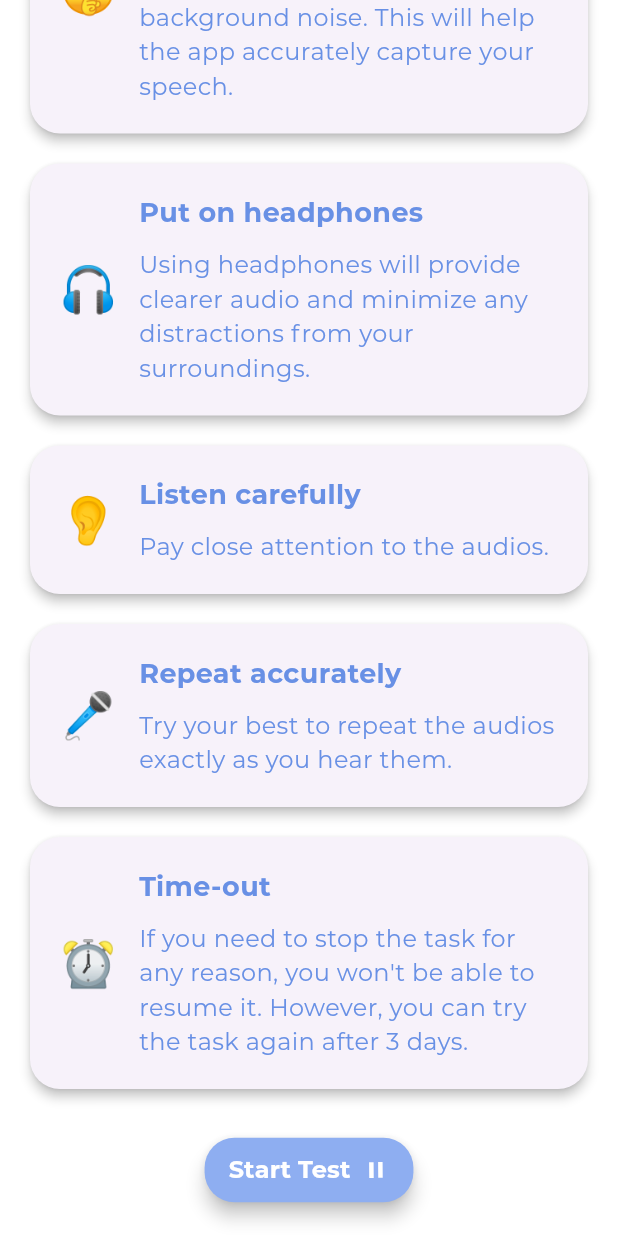
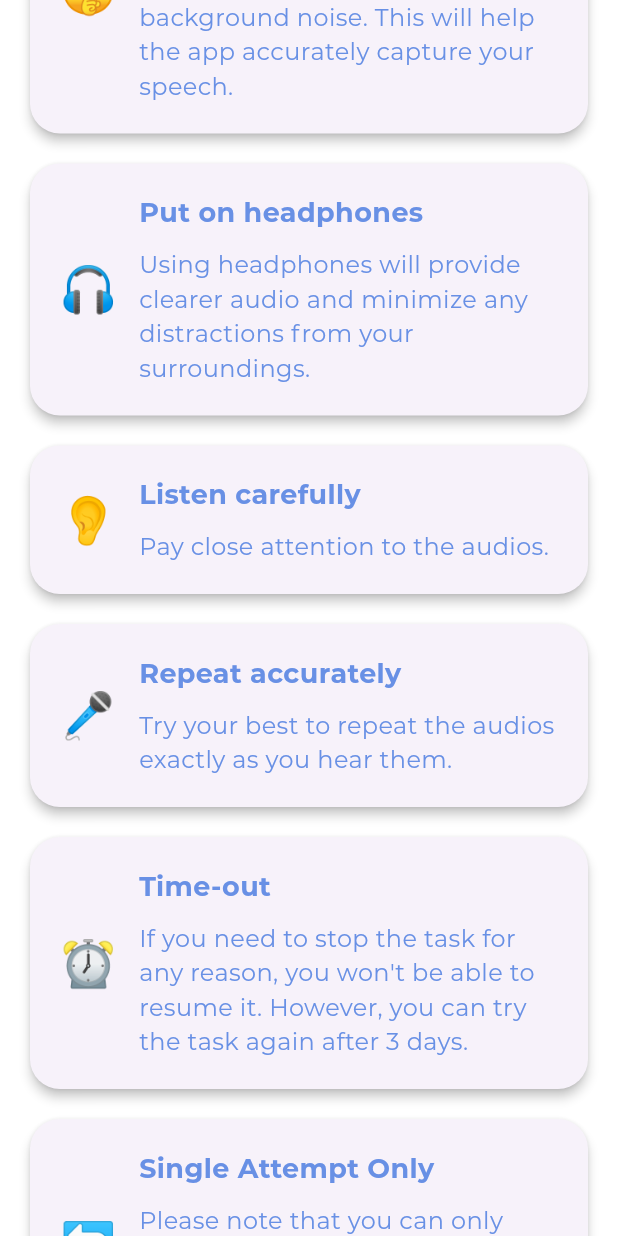
Before and after one commit to kevin-nemo74/sawtify, a Flutter app: the Instruction screen opened directly, scrolled down 301 dp, on a phone screen of 412 x 824 dp. Run offline on Flutter 3.47's test engine with Material 3 defaults, Android fonts, the phone set to English and light mode, and no system bars; our stand-ins replace animated_splash_screen, audioplayers, cloud_firestore, firebase_auth, firebase_core, flutter_animate and 7 more; missing offline and left inert: flutter_sound; accounts and stored records are empty.

```diff
--- a/lib/screens/instruction.dart
+++ b/lib/screens/instruction.dart
@@ -90,6 +90,12 @@ class _InstructionState extends State<Instruction>
               description:
                   'If you need to stop the task for any reason, you won\'t be able to resume it. However, you can try the task again after 3 days.',
               emoji: '⏰',
+            ),
+            AnimatedInstructionCard(
+              title: 'Single Attempt Only',
+              description:
+                  'Please note that you can only hear and record each word once and only once. There is no going back or repeating.',
+              emoji: '🔄',
             ),
             SizedBox(height: 20),
             Center(
```
Also changed, not shown: lib/screens/test.dart (+4 -3 lines).
